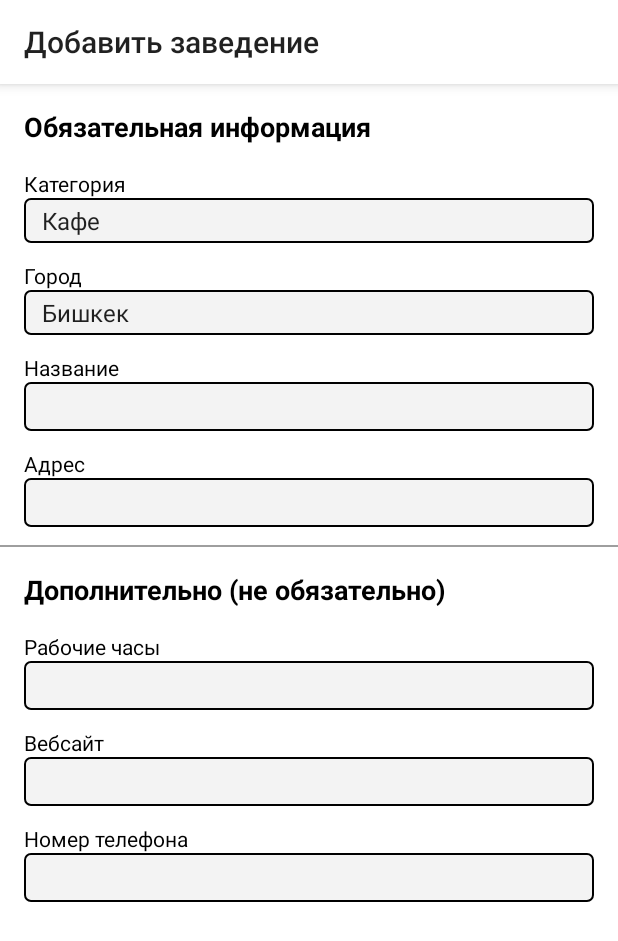
After one commit to bayamangapparov/NambaSpy1, an Android app: the AddPlaceActivity screen opened directly, with no data from a screen before it, on a phone screen of 412 x 824 dp. The commit adds this screen. Shown: the top 941 px of the screen. Run offline under Robolectric (Android 15) with nearby library versions, the phone set to English and light mode, and no system bars.

Commit message:
"AddPlaceActivity added"

```diff
--- a/app/src/main/AndroidManifest.xml
+++ b/app/src/main/AndroidManifest.xml
@@ -35,9 +35,14 @@
                 <action android:name="android.intent.action.MAIN" />
             </intent-filter>
         </activity>
-        <activity android:name=".SubCategoryActivity"
-            android:theme="@style/AppTheme.NoActionBar">
-
+        <activity
+            android:name=".SubCategoryActivity"
+            android:theme="@style/AppTheme.NoActionBar"/>
+        <activity android:name=".AddPlaceActivity"
+            android:theme="@style/AppTheme2">
+            <intent-filter>
+                <action android:name="android.intent.action.MAIN" />
+            </intent-filter>
         </activity>
     </application>
 
--- /dev/null
+++ b/app/src/main/java/com/namba/nambaspy1/AddPlaceActivity.java
@@ -0,0 +1,21 @@
+package com.namba.nambaspy1;
+
+import android.support.v7.app.AppCompatActivity;
+import android.os.Bundle;
+import android.support.v7.widget.Toolbar;
+
+public class AddPlaceActivity extends AppCompatActivity {
+
+    private Toolbar toolbar;
+
+    @Override
+    protected void onCreate(Bundle savedInstanceState) {
+        super.onCreate(savedInstanceState);
+        setContentView(R.layout.activity_add_place);
+
+        toolbar = findViewById(R.id.add_place_toolbar);
+        setSupportActionBar(toolbar);
+        getSupportActionBar().setTitle("Добавить заведение");
+    }
+
+}
--- a/app/src/main/java/com/namba/nambaspy1/MainActivity.java
+++ b/app/src/main/java/com/namba/nambaspy1/MainActivity.java
@@ -23,13 +23,6 @@ public class MainActivity extends AppCompatActivity {
         Intent intent = new Intent(MainActivity.this, NavigationActivity.class);
         startActivity(intent);
 
-        //circle image
-        Bitmap bitmap = BitmapFactory.decodeResource(this.getResources(), R.drawable.depp);
-        Bitmap circularBitmap = ImageConverter.getRoundedCornerBitmap(bitmap, 100);
-
-        ImageView circularImageView = (ImageView) findViewById(R.id.imageAvatar);
-        circularImageView.setImageBitmap(circularBitmap);
-
     }
 
     public void onClick(View view) {
--- a/app/src/main/java/com/namba/nambaspy1/NavigationActivity.java
+++ b/app/src/main/java/com/namba/nambaspy1/NavigationActivity.java
@@ -104,7 +104,7 @@ public class NavigationActivity extends AppCompatActivity
             @Override
             public void onItemClick(int position) {
 
-                startActivity(new Intent(getApplicationContext(), SubCategoryActivity.class));
+                startActivity(new Intent(getApplicationContext(), PlaceActivity.class));
             }
 
             @Override
--- a/app/src/main/java/com/namba/nambaspy1/PlaceActivity.java
+++ b/app/src/main/java/com/namba/nambaspy1/PlaceActivity.java
@@ -67,6 +67,7 @@ public class PlaceActivity extends AppCompatActivity {
 
     void initCommentRecyclerView() {
         commentRecyclerView = findViewById(R.id.comment_rv);
+        commentRecyclerView.setNestedScrollingEnabled(false);
         commentsAdapter = new CommentsAdapter(this);
         commentRecyclerView.setLayoutManager(new LinearLayoutManager(this));
         commentRecyclerView.setAdapter(commentsAdapter);
--- /dev/null
+++ b/app/src/main/res/drawable/frame.xml
@@ -0,0 +1,10 @@
+<?xml version="1.0" encoding="utf-8"?>
+<shape xmlns:android="http://schemas.android.com/apk/res/android"
+    android:shape="rectangle">
+
+    <corners android:radius="4dp" />
+    <solid android:color="#c8f0f0f0" />
+    <stroke
+        android:width="1dp"
+        android:color="#000" />
+</shape>
--- /dev/null
+++ b/app/src/main/res/layout/activity_add_place.xml
@@ -0,0 +1,139 @@
+<?xml version="1.0" encoding="utf-8"?>
+<LinearLayout xmlns:android="http://schemas.android.com/apk/res/android"
+    xmlns:tools="http://schemas.android.com/tools"
+    android:layout_width="match_parent"
+    android:orientation="vertical"
+    android:layout_height="match_parent"
+    android:background="@color/white"
+    tools:context=".AddPlaceActivity">
+
+
+    <android.support.v7.widget.Toolbar
+        android:id="@+id/add_place_toolbar"
+        android:elevation="5dp"
+        style="@style/Toolbar" />
+
+    <ScrollView
+        android:layout_width="match_parent"
+        android:layout_height="wrap_content">
+
+        <LinearLayout
+            android:orientation="vertical"
+            android:layout_width="match_parent"
+            android:layout_height="wrap_content">
+
+            <LinearLayout
+                android:layout_width="match_parent"
+                android:layout_height="wrap_content"
+                android:layout_marginStart="16dp"
+                android:layout_marginEnd="16dp"
+                android:orientation="vertical">
+
+                <TextView
+                    android:layout_marginTop="16dp"
+                    android:layout_marginBottom="16dp"
+                    android:text="@string/required_information"
+                    android:textStyle="bold"
+                    android:textSize="18sp"
+                    android:textColor="@color/black"
+                    android:layout_width="match_parent"
+                    android:layout_height="wrap_content" />
+
+                <TextView
+                    android:text="Категория"
+                    android:textColor="@color/black"
+                    android:layout_width="wrap_content"
+                    android:layout_height="wrap_content" />
+
+                <Spinner
+                    style="@style/AppTheme2.AddPlace"
+                    android:entries="@array/categoryList"
+                    android:dropDownSelector="@color/black"
+                    android:pointerIcon="arrow"/>
+
+                <TextView
+                    android:text="Город"
+                    android:textColor="@color/black"
+                    android:layout_width="wrap_content"
+                    android:layout_height="wrap_content" />
+
+                <Spinner
+                    style="@style/AppTheme2.AddPlace"
+                    android:entries="@array/cityList"/>
+
+                <TextView
+                    android:text="Название"
+                    android:textColor="@color/black"
+                    android:layout_width="wrap_content"
+                    android:layout_height="wrap_content" />
+
+                <EditText
+                    style="@style/AppTheme2.AddPlace"/>
+
+                <TextView
+                    android:text="Адрес"
+                    android:textColor="@color/black"
+                    android:layout_width="wrap_content"
+                    android:layout_height="wrap_content" />
+
+                <EditText
+                    style="@style/AppTheme2.AddPlace"/>
+
+
+
+            </LinearLayout>
+
+            <include layout="@layout/divider" />
+
+
+            <LinearLayout
+                android:layout_width="match_parent"
+                android:layout_height="wrap_content"
+                android:layout_marginStart="16dp"
+                android:layout_marginEnd="16dp"
+                android:orientation="vertical">
+
+                <TextView
+                    android:layout_marginTop="16dp"
+                    android:layout_marginBottom="16dp"
+                    android:text="@string/optional"
+                    android:textStyle="bold"
+                    android:textSize="18sp"
+                    android:textColor="@color/black"
+                    android:layout_width="match_parent"
+                    android:layout_height="wrap_content" />
+
+                <TextView
+                    android:text="Рабочие часы"
+                    android:textColor="@color/black"
+                    android:layout_width="wrap_content"
+                    android:layout_height="wrap_content" />
+
+                <EditText
+                    style="@style/AppTheme2.AddPlace"/>
+
+                <TextView
+                    android:text="Вебсайт"
+                    android:textColor="@color/black"
+                    android:layout_width="wrap_content"
+                    android:layout_height="wrap_content" />
+
+                <EditText
+                    style="@style/AppTheme2.AddPlace"/>
+
+                <TextView
+                    android:text="Номер телефона"
+                    android:textColor="@color/black"
+                    android:layout_width="wrap_content"
+                    android:layout_height="wrap_content" />
+
+                <EditText
+                    style="@style/AppTheme2.AddPlace"/>
+            </LinearLayout>
+
+
+        </LinearLayout>
+
+
+    </ScrollView>
+</LinearLayout>
--- a/app/src/main/res/layout/comment_recycler_view.xml
+++ b/app/src/main/res/layout/comment_recycler_view.xml
@@ -1,7 +1,12 @@
 <?xml version="1.0" encoding="utf-8"?>
+<android.support.v4.widget.NestedScrollView
+    android:layout_width="match_parent"
+    android:layout_height="match_parent"
+    xmlns:android="http://schemas.android.com/apk/res/android"
+    >
+
     <LinearLayout
         android:orientation="vertical"
-    xmlns:android="http://schemas.android.com/apk/res/android"
         android:background="@color/white"
         android:layout_width="match_parent"
         android:layout_height="match_parent">
@@ -21,3 +26,4 @@
 
         </android.support.v7.widget.RecyclerView>
     </LinearLayout>
+</android.support.v4.widget.NestedScrollView>
--- a/app/src/main/res/values/strings.xml
+++ b/app/src/main/res/values/strings.xml
@@ -31,4 +31,26 @@
     <string name="fastfood">Фастфуд</string>
     <string name="cofeyny">Кофейни</string>
     <string name="another">Другие</string>
+    <string name="required_information">Обязательная информация</string>
+    <string name="optional">Дополнительно (не обязательно)</string>
+
+    <string-array name="categoryList">
+        <item>Кафе</item>
+        <item>Бары</item>
+        <item>Рестораны</item>
+        <item>Кофейни</item>
+        <item>Фастфуд</item>
+        <item>Столовые</item>
+        <item>Чайхана</item>
+    </string-array>
+
+    <string-array name="cityList">
+        <item>Бишкек</item>
+        <item>Ош</item>
+        <item>Баткен</item>
+        <item>Джалал-Абад</item>
+        <item>Талас</item>
+        <item>Нарын</item>
+        <item>Каракол</item>
+    </string-array>
 </resources>
--- a/app/src/main/res/values/styles.xml
+++ b/app/src/main/res/values/styles.xml
@@ -78,4 +78,29 @@
     </style>
 
 
+    <style name="Toolbar">
+        <item name="android:layout_width">match_parent</item>
+        <item name="android:layout_height">?attr/actionBarSize</item>
+<!--
+        <item name="theme">@style/ThemeOverlay.AppCompat.Dark.ActionBar</item>
+-->
+        <item name="android:background">?attr/colorPrimary</item>
+    </style>
+
+
+    <style name="AppTheme2" parent="Theme.AppCompat.Light.NoActionBar">
+        <!-- Customize your theme here. -->
+        <item name="colorPrimary">@color/colorPrimary</item>
+        <item name="colorPrimaryDark">@color/colorPrimaryDark</item>
+        <item name="colorAccent">@color/colorAccent</item>
+    </style>
+
+    <style name="AppTheme2.AddPlace" parent="" >
+
+        <item name="android:layout_width">match_parent</item>
+        <item name="android:layout_height">wrap_content</item>
+        <item name="android:background">@drawable/frame</item>
+        <item name="android:padding">4dp</item>
+        <item name="android:layout_marginBottom">12dp</item>
+    </style>
 </resources>
```
Lines whose indentation alone changed are shown as unchanged.
